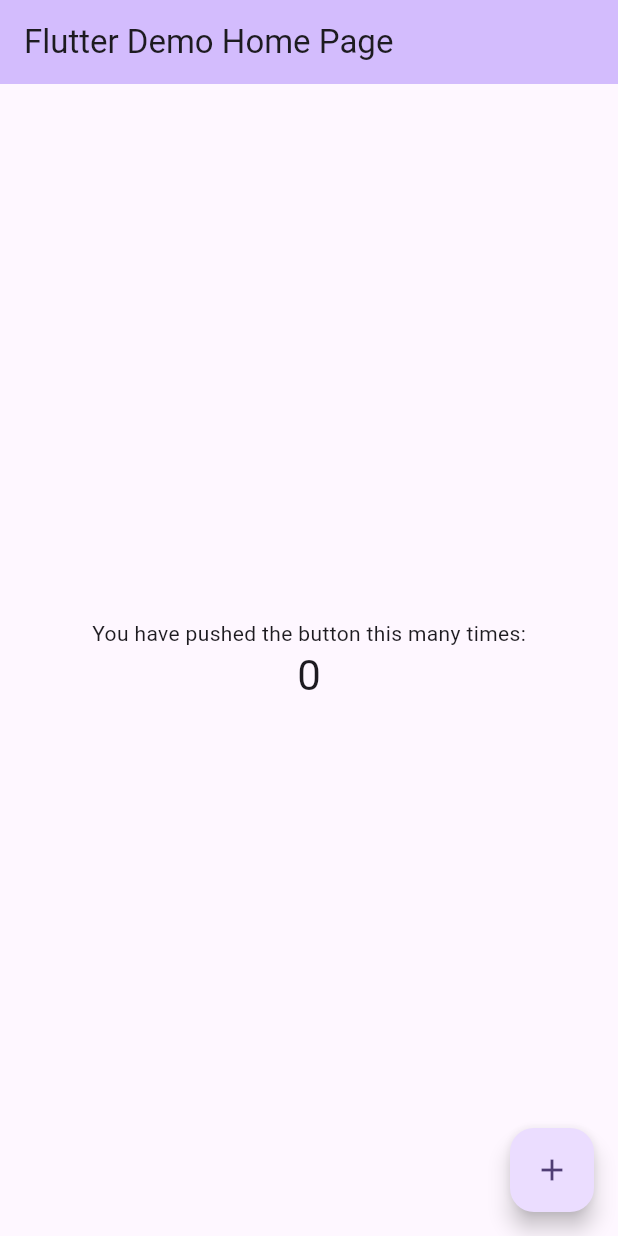
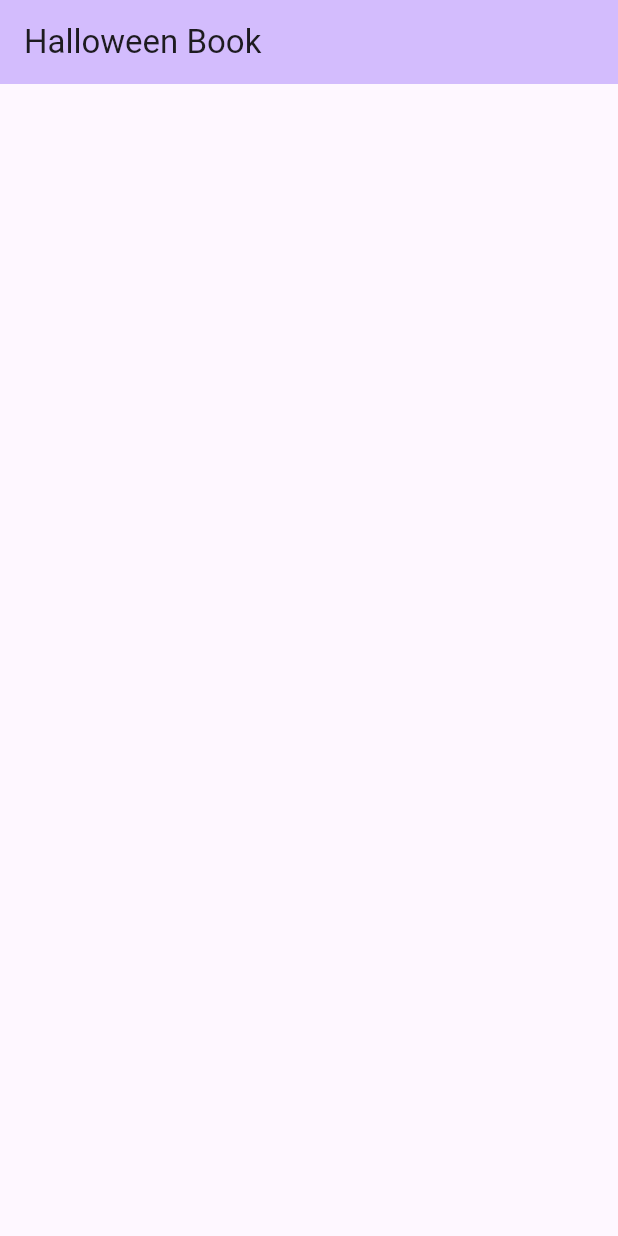
Before and after one commit to bwatts1/halloween, a Flutter app: the screen it shows after launch, on a phone screen of 412 x 824 dp. Run offline on Flutter 3.47's test engine with Material 3 defaults, Android fonts, the phone set to English and light mode, and no system bars.

Commit message:
added the basic homescreen

```diff
--- /dev/null
+++ b/lib/home_screen.dart
@@ -0,0 +1,18 @@
+
+import 'package:flutter/material.dart';
+import 'painter.dart';
+
+class HomeScreen extends StatelessWidget {
+  const HomeScreen({super.key});
+
+  @override
+  Widget build(BuildContext context) {
+    return Scaffold(
+      appBar: AppBar(
+        title: const Text('Halloween Book'),
+        backgroundColor: Theme.of(context).colorScheme.inversePrimary,
+        child: const Icon(Icons.book),
+      ),
+    );
+  }
+}
--- a/lib/main.dart
+++ b/lib/main.dart
@@ -1,4 +1,5 @@
 import 'package:flutter/material.dart';
+import 'home_screen.dart'; // Import HomeScreen
 
 void main() {
   runApp(const MyApp());
@@ -7,116 +8,15 @@ void main() {
 class MyApp extends StatelessWidget {
   const MyApp({super.key});
 
-  // This widget is the root of your application.
   @override
   Widget build(BuildContext context) {
     return MaterialApp(
-      title: 'Flutter Demo',
+      title: 'Halloween Book',
       theme: ThemeData(
-        // This is the theme of your application.
-        //
-        // TRY THIS: Try running your application with "flutter run". You'll see
-        // the application has a purple toolbar. Then, without quitting the app,
-        // try changing the seedColor in the colorScheme below to Colors.green
-        // and then invoke "hot reload" (save your changes or press the "hot
-        // reload" button in a Flutter-supported IDE, or press "r" if you used
-        // the command line to start the app).
-        //
-        // Notice that the counter didn't reset back to zero; the application
-        // state is not lost during the reload. To reset the state, use hot
-        // restart instead.
-        //
-        // This works for code too, not just values: Most code changes can be
-        // tested with just a hot reload.
         colorScheme: ColorScheme.fromSeed(seedColor: Colors.deepPurple),
+        useMaterial3: true,
       ),
-      home: const MyHomePage(title: 'Flutter Demo Home Page'),
+      home: const HomeScreen(),
     );
   }
 }
-
-class MyHomePage extends StatefulWidget {
-  const MyHomePage({super.key, required this.title});
-
-  // This widget is the home page of your application. It is stateful, meaning
-  // that it has a State object (defined below) that contains fields that affect
-  // how it looks.
-
-  // This class is the configuration for the state. It holds the values (in this
-  // case the title) provided by the parent (in this case the App widget) and
-  // used by the build method of the State. Fields in a Widget subclass are
-  // always marked "final".
-
-  final String title;
-
-  @override
-  State<MyHomePage> createState() => _MyHomePageState();
-}
-
-class _MyHomePageState extends State<MyHomePage> {
-  int _counter = 0;
-
-  void _incrementCounter() {
-    setState(() {
-      // This call to setState tells the Flutter framework that something has
-      // changed in this State, which causes it to rerun the build method below
-      // so that the display can reflect the updated values. If we changed
-      // _counter without calling setState(), then the build method would not be
-      // called again, and so nothing would appear to happen.
-      _counter++;
-    });
-  }
-
-  @override
-  Widget build(BuildContext context) {
-    // This method is rerun every time setState is called, for instance as done
-    // by the _incrementCounter method above.
-    //
-    // The Flutter framework has been optimized to make rerunning build methods
-    // fast, so that you can just rebuild anything that needs updating rather
-    // than having to individually change instances of widgets.
-    return Scaffold(
-      appBar: AppBar(
-        // TRY THIS: Try changing the color here to a specific color (to
-        // Colors.amber, perhaps?) and trigger a hot reload to see the AppBar
-        // change color while the other colors stay the same.
-        backgroundColor: Theme.of(context).colorScheme.inversePrimary,
-        // Here we take the value from the MyHomePage object that was created by
-        // the App.build method, and use it to set our appbar title.
-        title: Text(widget.title),
-      ),
-      body: Center(
-        // Center is a layout widget. It takes a single child and positions it
-        // in the middle of the parent.
-        child: Column(
-          // Column is also a layout widget. It takes a list of children and
-          // arranges them vertically. By default, it sizes itself to fit its
-          // children horizontally, and tries to be as tall as its parent.
-          //
-          // Column has various properties to control how it sizes itself and
-          // how it positions its children. Here we use mainAxisAlignment to
-          // center the children vertically; the main axis here is the vertical
-          // axis because Columns are vertical (the cross axis would be
-          // horizontal).
-          //
-          // TRY THIS: Invoke "debug painting" (choose the "Toggle Debug Paint"
-          // action in the IDE, or press "p" in the console), to see the
-          // wireframe for each widget.
-          mainAxisAlignment: MainAxisAlignment.center,
-          children: <Widget>[
-            const Text('You have pushed the button this many times:'),
-            Text(
-              '$_counter',
-              style: Theme.of(context).textTheme.headlineMedium,
-            ),
-          ],
-        ),
-      ),
-      floatingActionButton: FloatingActionButton(
-        onPressed: _incrementCounter,
-        tooltip: 'Increment',
-        child: const Icon(Icons.add),
-      ), // This trailing comma makes auto-formatting nicer for build methods.
-    );
-  }
-}
```
